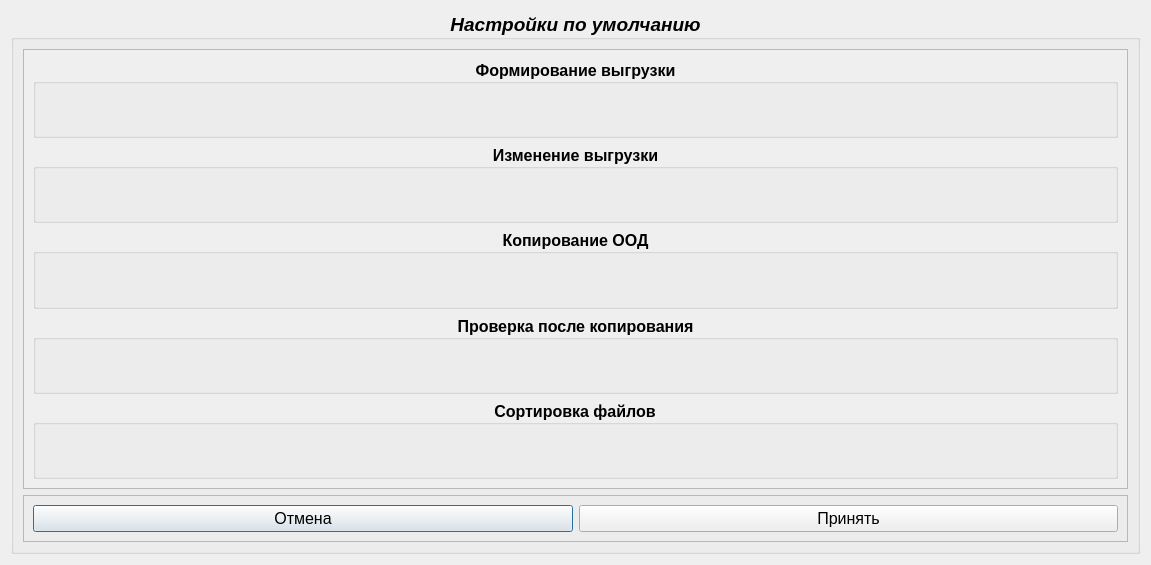
This is designer/default_window.ui in ant1cus/Project_SP as Qt 5 draws it before an edit. The edited form follows.
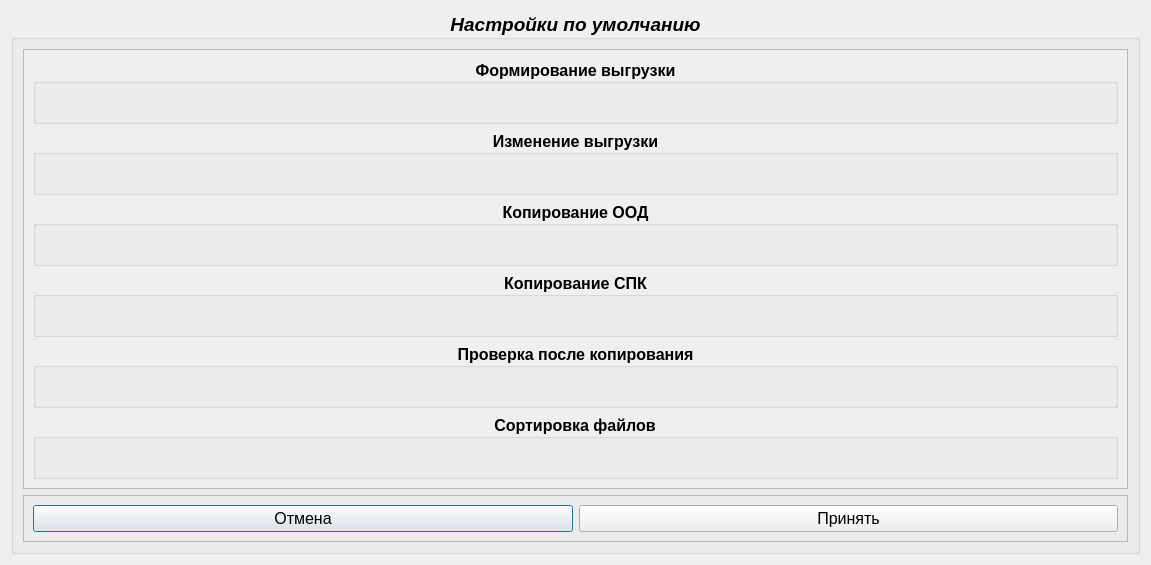
This is the edited form.

Commit message: fix register in copy_ood and add new function copy_spk

```diff
--- a/designer/default_window.ui
+++ b/designer/default_window.ui
@@ -116,52 +116,6 @@
             </layout>
            </widget>
           </item>
-          <item row="1" column="0">
-           <widget class="QGroupBox" name="groupBox_change">
-            <property name="font">
-             <font>
-              <pointsize>12</pointsize>
-              <weight>75</weight>
-              <italic>false</italic>
-              <bold>true</bold>
-             </font>
-            </property>
-            <property name="title">
-             <string>Изменение выгрузки</string>
-            </property>
-            <property name="alignment">
-             <set>Qt::AlignCenter</set>
-            </property>
-            <layout class="QGridLayout" name="gridLayout_7">
-             <item row="0" column="0">
-              <layout class="QGridLayout" name="gridLayout_change"/>
-             </item>
-            </layout>
-           </widget>
-          </item>
-          <item row="4" column="0">
-           <widget class="QGroupBox" name="groupBox_sorting">
-            <property name="font">
-             <font>
-              <pointsize>12</pointsize>
-              <weight>75</weight>
-              <italic>false</italic>
-              <bold>true</bold>
-             </font>
-            </property>
-            <property name="title">
-             <string>Сортировка файлов</string>
-            </property>
-            <property name="alignment">
-             <set>Qt::AlignCenter</set>
-            </property>
-            <layout class="QGridLayout" name="gridLayout_6">
-             <item row="0" column="0">
-              <layout class="QGridLayout" name="gridLayout_sorting"/>
-             </item>
-            </layout>
-           </widget>
-          </item>
           <item row="0" column="0">
            <widget class="QGroupBox" name="groupBox_form">
             <property name="font">
@@ -185,7 +139,30 @@
             </layout>
            </widget>
           </item>
-          <item row="3" column="0">
+          <item row="5" column="0">
+           <widget class="QGroupBox" name="groupBox_sorting">
+            <property name="font">
+             <font>
+              <pointsize>12</pointsize>
+              <weight>75</weight>
+              <italic>false</italic>
+              <bold>true</bold>
+             </font>
+            </property>
+            <property name="title">
+             <string>Сортировка файлов</string>
+            </property>
+            <property name="alignment">
+             <set>Qt::AlignCenter</set>
+            </property>
+            <layout class="QGridLayout" name="gridLayout_6">
+             <item row="0" column="0">
+              <layout class="QGridLayout" name="gridLayout_sorting"/>
+             </item>
+            </layout>
+           </widget>
+          </item>
+          <item row="4" column="0">
            <widget class="QGroupBox" name="groupBox_check_after">
             <property name="font">
              <font>
@@ -208,6 +185,52 @@
             </layout>
            </widget>
           </item>
+          <item row="1" column="0">
+           <widget class="QGroupBox" name="groupBox_change">
+            <property name="font">
+             <font>
+              <pointsize>12</pointsize>
+              <weight>75</weight>
+              <italic>false</italic>
+              <bold>true</bold>
+             </font>
+            </property>
+            <property name="title">
+             <string>Изменение выгрузки</string>
+            </property>
+            <property name="alignment">
+             <set>Qt::AlignCenter</set>
+            </property>
+            <layout class="QGridLayout" name="gridLayout_7">
+             <item row="0" column="0">
+              <layout class="QGridLayout" name="gridLayout_change"/>
+             </item>
+            </layout>
+           </widget>
+          </item>
+          <item row="3" column="0">
+           <widget class="QGroupBox" name="groupBox_copy_spk">
+            <property name="font">
+             <font>
+              <pointsize>12</pointsize>
+              <weight>75</weight>
+              <italic>false</italic>
+              <bold>true</bold>
+             </font>
+            </property>
+            <property name="title">
+             <string>Копирование СПК</string>
+            </property>
+            <property name="alignment">
+             <set>Qt::AlignCenter</set>
+            </property>
+            <layout class="QGridLayout" name="gridLayout_11">
+             <item row="0" column="0">
+              <layout class="QGridLayout" name="gridLayout_copy_spk"/>
+             </item>
+            </layout>
+           </widget>
+          </item>
          </layout>
         </widget>
        </widget>
```
The commit also changes 9 other files.
